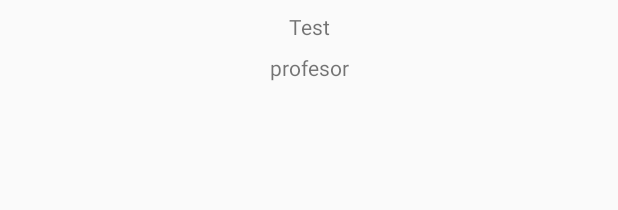
After one commit to saj11/LAD, an Android app: the layout slides_second_slide.xml on its own in the app's theme, with its tools: preview values and no code run, on a phone screen of 412 x 824 dp. The commit adds this screen. Shown: the top 210 px of the screen. Run offline under Robolectric (Android 15) with nearby library versions, the phone set to English and light mode, and no system bars.

Commit message:
Agregado Profesor menu - version inicial Cambios a la interfaz

```diff
--- a/Android/LADAndroid/app/build.gradle
+++ b/Android/LADAndroid/app/build.gradle
@@ -16,6 +16,7 @@ android {
             proguardFiles getDefaultProguardFile('proguard-android-optimize.txt'), 'proguard-rules.pro'
         }
     }
+    sourceSets { main { java.srcDirs = ['src/main/java', 'src/main/java/models'] } }
 }
 
 dependencies {
--- a/Android/LADAndroid/app/src/main/AndroidManifest.xml
+++ b/Android/LADAndroid/app/src/main/AndroidManifest.xml
@@ -23,7 +23,8 @@
         android:roundIcon="@mipmap/ic_launcher_round"
         android:supportsRtl="true"
         android:theme="@style/AppTheme">
-        <activity android:name=".RegistroSeleccionActivity"></activity>
+        <activity android:name=".ProfesorMainMenuActivity"></activity>
+        <activity android:name=".RegistroSeleccionActivity" />
         <activity android:name=".RegistroEstudianteActivity" />
         <activity android:name=".MainMenuEstudianteCursoActivity" />
         <activity android:name=".MainMenuEstudianteActivity" />
--- /dev/null
+++ b/Android/LADAndroid/app/src/main/res/layout/slides_second_slide.xml
@@ -0,0 +1,37 @@
+<?xml version="1.0" encoding="utf-8"?>
+<android.support.constraint.ConstraintLayout
+    xmlns:android="http://schemas.android.com/apk/res/android"
+    xmlns:app="http://schemas.android.com/apk/res-auto"
+    xmlns:tools="http://schemas.android.com/tools"
+    android:layout_width="match_parent"
+    android:layout_height="match_parent">
+
+    <TextView
+        android:id="@+id/ProfesorMainSecondSlideCodCurso"
+        android:layout_width="wrap_content"
+        android:layout_height="wrap_content"
+        android:layout_marginStart="8dp"
+        android:layout_marginLeft="8dp"
+        android:layout_marginTop="8dp"
+        android:layout_marginEnd="8dp"
+        android:layout_marginRight="8dp"
+        android:text="Test"
+        app:layout_constraintEnd_toEndOf="parent"
+        app:layout_constraintStart_toStartOf="parent"
+        app:layout_constraintTop_toTopOf="parent" />
+
+    <TextView
+        android:id="@+id/ProfesorMainSecondSlideProfesor"
+        android:layout_width="wrap_content"
+        android:layout_height="wrap_content"
+        android:layout_marginStart="8dp"
+        android:layout_marginLeft="8dp"
+        android:layout_marginTop="8dp"
+        android:layout_marginEnd="8dp"
+        android:layout_marginRight="8dp"
+        android:text="profesor"
+        app:layout_constraintEnd_toEndOf="parent"
+        app:layout_constraintStart_toStartOf="parent"
+        app:layout_constraintTop_toBottomOf="@+id/ProfesorMainSecondSlideCodCurso" />
+
+</android.support.constraint.ConstraintLayout>
```
Also changed, not shown: Android/LADAndroid/app/src/main/java/com/example/lad_android/DatabaseAccess.java (+39 -2 lines), Android/LADAndroid/app/src/main/java/com/example/lad_android/MainActivity.java (+14 -1 lines), Android/LADAndroid/app/src/main/java/com/example/lad_android/ProfesorMainMenuActivity.java (added, +125 -0 lines), Android/LADAndroid/app/src/main/java/com/example/lad_android/models/DatosUsuario.java (added, +60 -0 lines), Android/LADAndroid/app/src/main/res/drawable/active_dot.xml (added, +9 -0 lines), Android/LADAndroid/app/src/main/res/drawable/nonactive_dot.xml (added, +9 -0 lines), Android/LADAndroid/app/src/main/res/layout/activity_profesor_main_menu.xml (added, +29 -0 lines), Android/LADAndroid/app/src/main/res/layout/slides_first_slide.xml (added, +25 -0 lines).
